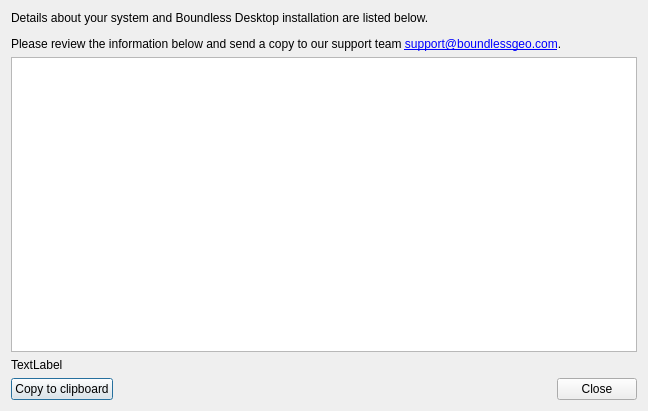
Before: the Qt Designer form reportingtool/reportdialog.ui in planetfederal/qgis-reports-plugin, drawn with Qt 5.
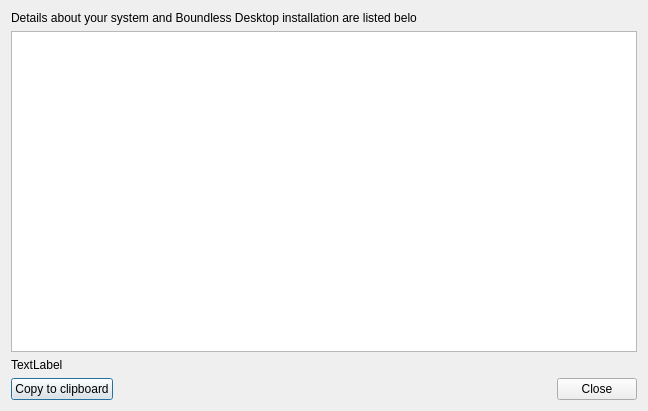
After: the same form once the commit is applied.

Commit message: remove text with support email

```diff
--- a/reportingtool/reportdialog.ui
+++ b/reportingtool/reportdialog.ui
@@ -17,7 +17,7 @@
    <item>
     <widget class="QLabel" name="infoLabel">
      <property name="text">
-      <string>&lt;html&gt;&lt;head/&gt;&lt;body&gt;&lt;p&gt;Details about your system and Boundless Desktop installation are listed below.&lt;/p&gt;&lt;p&gt;Please review the information below and send a copy to our support team &lt;a href=&quot;mailto:support@boundlessgeo.com&quot;&gt;&lt;span style=&quot; text-decoration: underline; color:#0000ff;&quot;&gt;support@boundlessgeo.com&lt;/span&gt;&lt;/a&gt;.&lt;/p&gt;&lt;/body&gt;&lt;/html&gt;</string>
+      <string>Details about your system and Boundless Desktop installation are listed belo</string>
      </property>
      <property name="wordWrap">
       <bool>true</bool>
```
